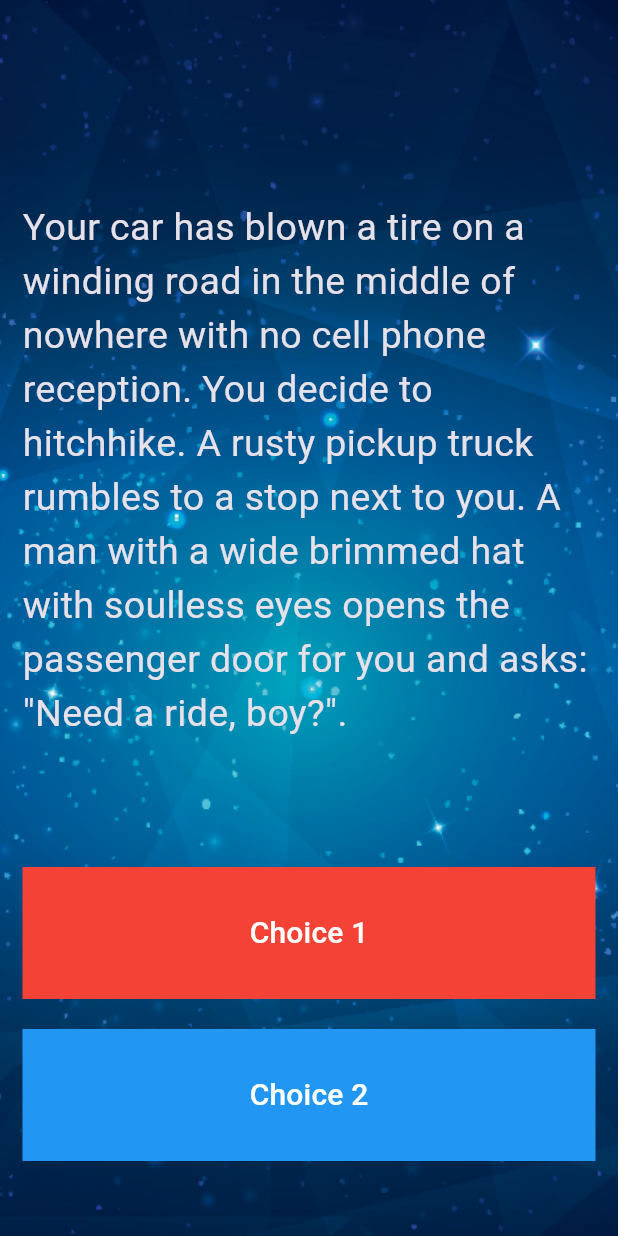
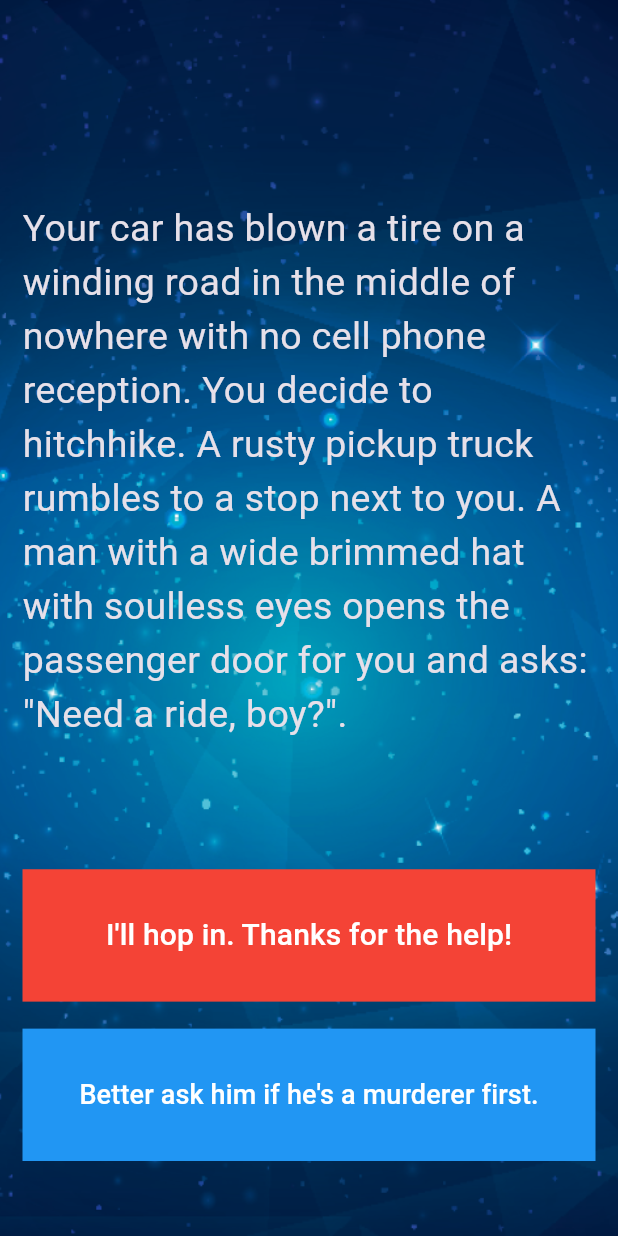
Before and after one commit to dil-nawaz-khan/destini_app_flutter, a Flutter app: the screen it shows after launch, on a phone screen of 412 x 824 dp. Run offline on Flutter 3.47's test engine with Material 3 defaults, Android fonts, the light colour scheme and no system bars.

Commit message:
11, 12, 13, 14, 15 steps complete

```diff
--- a/lib/main.dart
+++ b/lib/main.dart
@@ -1,7 +1,5 @@
 import 'package:destini_app_flutter/story_brain.dart';
 import 'package:flutter/material.dart';
-
-//TODO: Step 15 - Run the app and see if you can see the screen update with the first story. Delete this TODO if it looks as you expected.
 
 void main() => runApp(Destini());
 
@@ -65,13 +63,12 @@ class _StoryPageState extends State<StoryPage> {
                     ),
                   ),
                   child: Text(
-                    //TODO: Step 13 - Use the storyBrain to get the text for choice 1.
-                    'Choice 1',
+                    storyBrain.getChoice1(),
                     style: TextStyle(fontSize: 20.0, color: Colors.white),
                   ),
                 ),
               ),
-              SizedBox(height: 20.0),
+              SizedBox(height: 18.0),
               Expanded(
                 flex: 2,
                 //TODO: Step 26 - Use a Flutter Visibility Widget to wrap this FlatButton.
@@ -88,9 +85,8 @@ class _StoryPageState extends State<StoryPage> {
                     ),
                   ),
                   child: Text(
-                    //TODO: Step 14 - Use the storyBrain to get the text for choice 2.
-                    'Choice 2',
-                    style: TextStyle(fontSize: 20.0, color: Colors.white),
+                    storyBrain.getChoice2(),
+                    style: TextStyle(fontSize: 18.0, color: Colors.white),
                   ),
                 ),
               ),
```
Also changed, not shown: lib/story_brain.dart (+8 -4 lines).
